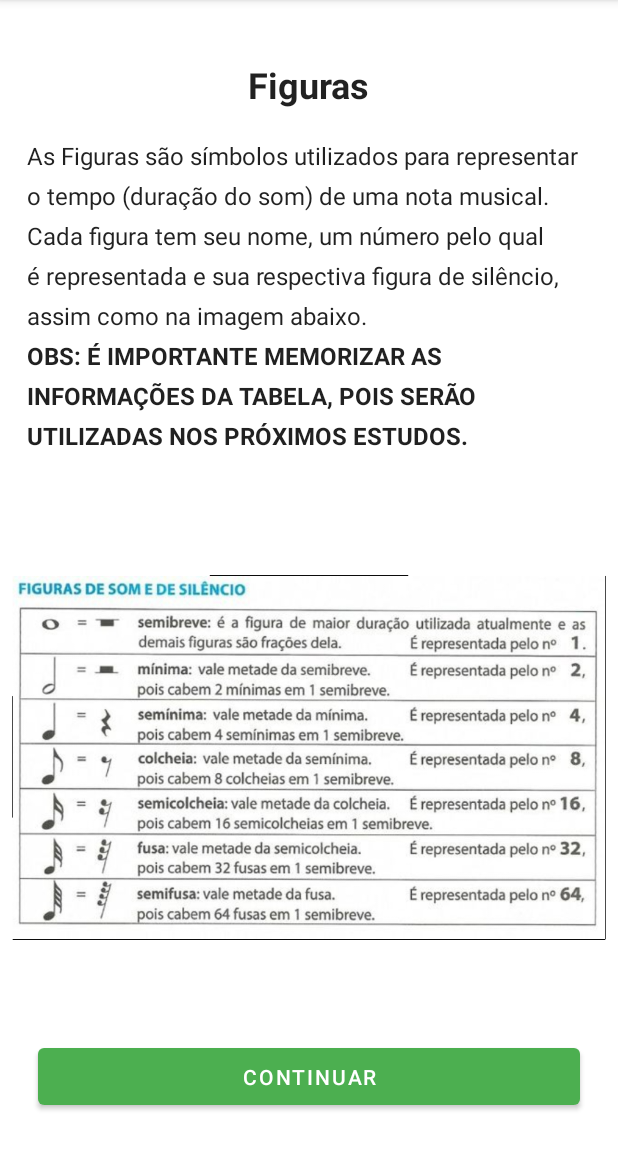
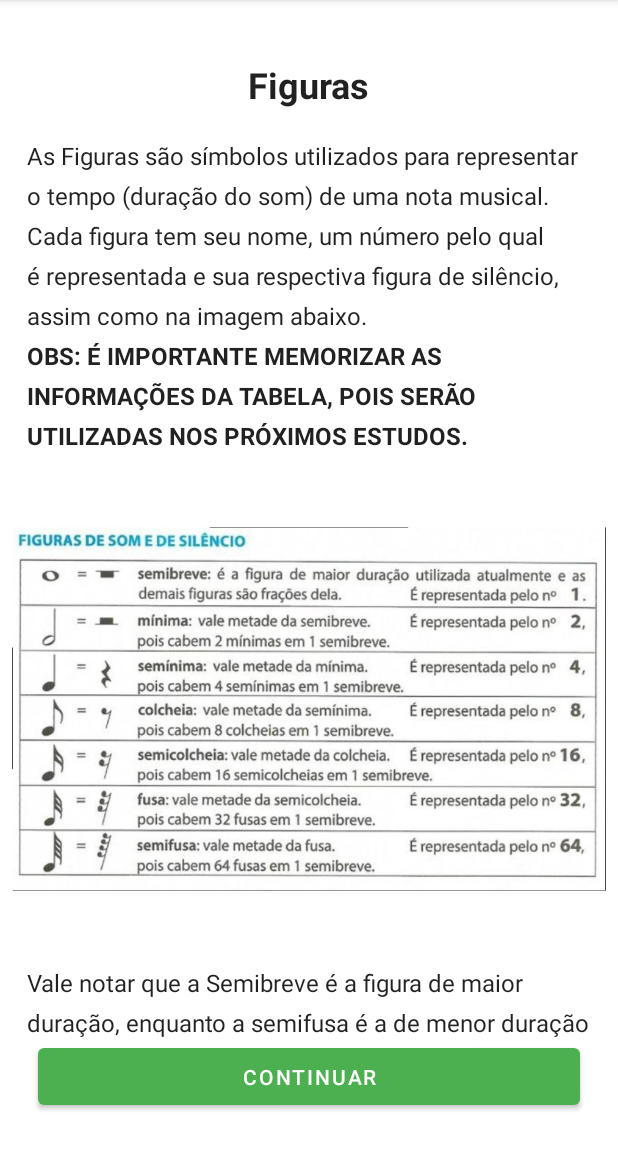
Before and after one commit to aledosreis/TCC-Colcheius, an Android app: the fragment FigurasFragment placed in its activity, on a phone screen of 412 x 824 dp, the part 84-1236 px from its top. Run offline under Robolectric (Android 15) with nearby library versions, the phone set to English and light mode, and no system bars.

Commit message:
alterações e ajustes no modulo 2

```diff
--- a/app/src/main/res/layout/fragment_figuras.xml
+++ b/app/src/main/res/layout/fragment_figuras.xml
@@ -40,10 +40,25 @@
         android:layout_marginHorizontal="8dp"
         android:layout_marginTop="16dp"
         android:src="@mipmap/tabela_figuras"
+        app:layout_constraintBottom_toTopOf="@id/text_important"
+        app:layout_constraintEnd_toEndOf="parent"
+        app:layout_constraintStart_toStartOf="parent"
+        app:layout_constraintTop_toBottomOf="@id/content1" />
+
+    <TextView
+        android:id="@+id/text_important"
+        android:layout_width="0dp"
+        android:layout_height="wrap_content"
+        android:layout_marginHorizontal="18dp"
+        android:layout_marginTop="16dp"
+        android:lineSpacingExtra="8dp"
+        android:text="@string/m2_text_explain_figuras_important"
+        android:textColor="?android:attr/textColorPrimary"
+        android:textSize="16sp"
         app:layout_constraintBottom_toTopOf="@id/btnContinue"
         app:layout_constraintEnd_toEndOf="parent"
         app:layout_constraintStart_toStartOf="parent"
-        app:layout_constraintTop_toBottomOf="@id/content1" />
+        app:layout_constraintTop_toBottomOf="@id/img_tbl_figura" />
 
     <Button
         android:id="@+id/btnContinue"
--- a/app/src/main/res/values/strings.xml
+++ b/app/src/main/res/values/strings.xml
@@ -52,4 +52,5 @@
     <string name="m2_text_explain_grave_agudo">Altura do som é um termo utilizado para definir se um som é agudo ou grave. Sons altos são agudos e sons baixos são graves. O que faz um som ficar agudo ou grave é a frequência do som. Quanto maior a frequência, mais agudo (alto) é o som; e quanto menor a frequência, mais grave (baixo) é o som. Essa frequência corresponde aos ciclos (oscilações por segundo) da onda sonora.</string>
     <string name="m2_text_explain_grave_agudo2"> Como vimos no módulo anterior, se executarmos as teclas de um piano da esquerda para a direita, percebemos que o som começa grave e vai se tornando mais agudo conforme caminhamos pelas teclas até o lado oposto.</string>
     <string name="m2_text_explain_grave_agudo3">Obs: É importante não confundir altura do som com volume (ou intensidade) do som. A intensidade faz o som ser fraco ou forte, independente dele ser grave ou agudo.</string>
+    <string name="m2_text_explain_figuras_important">Vale notar que a Semibreve é a figura de maior duração, enquanto a semifusa é a de menor duração</string>
 </resources>
```
Also changed, not shown: app/src/main/java/com/tcc/colcheius/data/QuestionDataSource.kt (+55 -1 lines).
